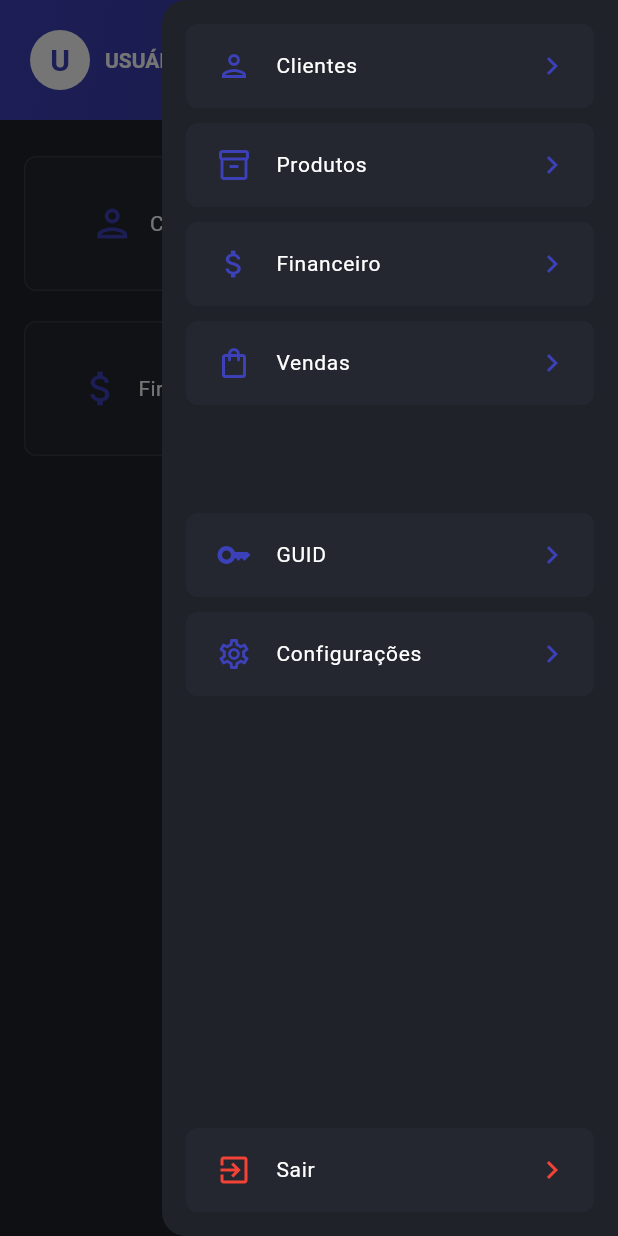
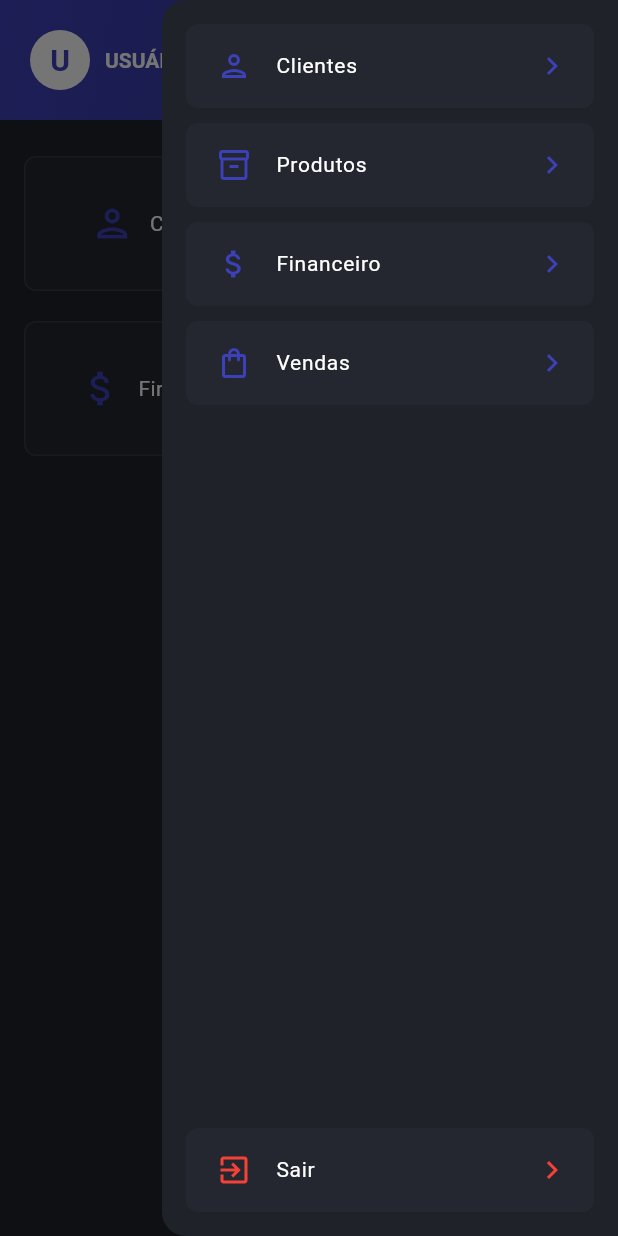
Before and after one commit to vinihellmann/geapp, a Flutter app: the screen it shows after launch, after a tap on "Acessar", after a tap on the "menu" icon, on a phone screen of 412 x 824 dp. Run offline on Flutter 3.47's test engine with Material 3 defaults, Android fonts, the phone set to English and light mode, and no system bars; our stand-ins replace flutter_multi_formatter, fluttertoast, go_router, mask_text_input_formatter, shared_preferences, sqflite; accounts and stored records are empty.

Commit message:
fix: remove guid and settings buttons

```diff
--- a/lib/app/components/drawer.dart
+++ b/lib/app/components/drawer.dart
@@ -15,40 +15,26 @@ class TDrawer extends StatelessWidget {
         child: Padding(
           padding: const EdgeInsets.all(16),
           child: Column(
+            spacing: 10,
             children: [
               TDrawerItem(
                 title: "Clientes",
                 icon: Icons.person_outlined,
                 onClick: () => context.push(Routes.customerList),
               ),
-              const SizedBox(height: 10),
               TDrawerItem(
                 title: "Produtos",
                 icon: Icons.inventory_2_outlined,
                 onClick: () => context.push(Routes.productList),
               ),
-              const SizedBox(height: 10),
               TDrawerItem(
                 title: "Financeiro",
                 icon: Icons.attach_money_outlined,
                 onClick: () {},
               ),
-              const SizedBox(height: 10),
               TDrawerItem(
                 title: "Vendas",
                 icon: Icons.shopping_bag_outlined,
-                onClick: () {},
-              ),
-              const Spacer(),
-              TDrawerItem(
-                title: "GUID",
-                icon: Icons.key_outlined,
-                onClick: () {},
-              ),
-              const SizedBox(height: 10),
-              TDrawerItem(
-                title: "Configurações",
-                icon: Icons.settings_outlined,
                 onClick: () {},
               ),
               const Spacer(flex: 4),
```
